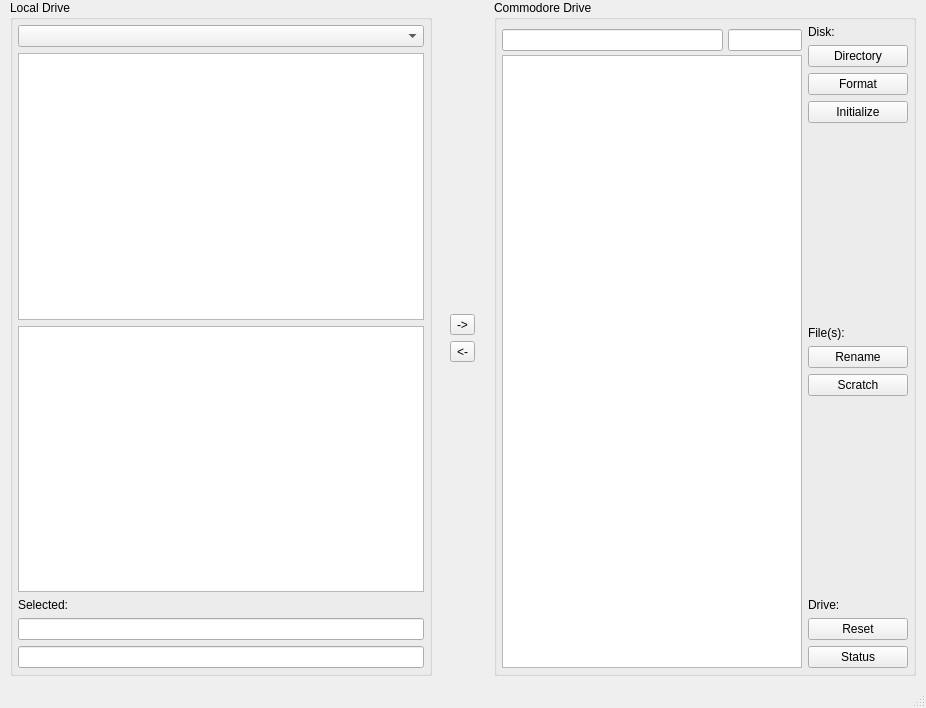
mveinot/QtCBM, file filewindow.ui: the form before one commit.
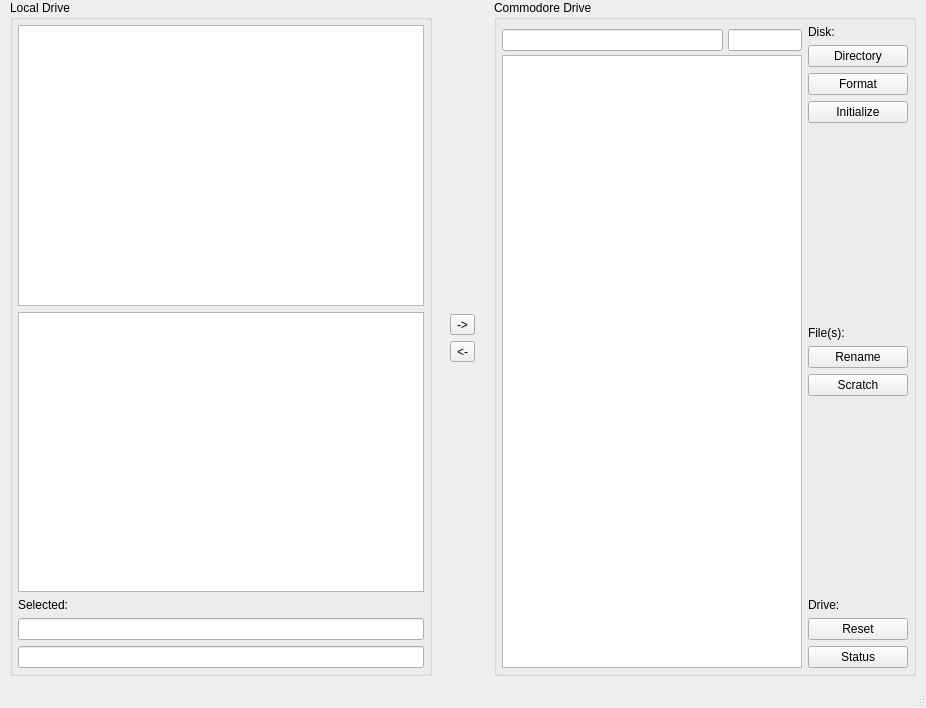
The form after the commit. Icons and pictures are not drawn.

Commit message: Remove the drive selector combo, not needed

Diff of the .ui file:
```diff
--- a/filewindow.ui
+++ b/filewindow.ui
@@ -124,9 +124,6 @@
               </property>
               <item>
                <layout class="QVBoxLayout" name="verticalLayout">
-                <item>
-                 <widget class="QComboBox" name="localDisks"/>
-                </item>
                 <item>
                  <widget class="QTreeView" name="localFolders">
                   <property name="sizePolicy">
```
The commit also changes 1 other file.
